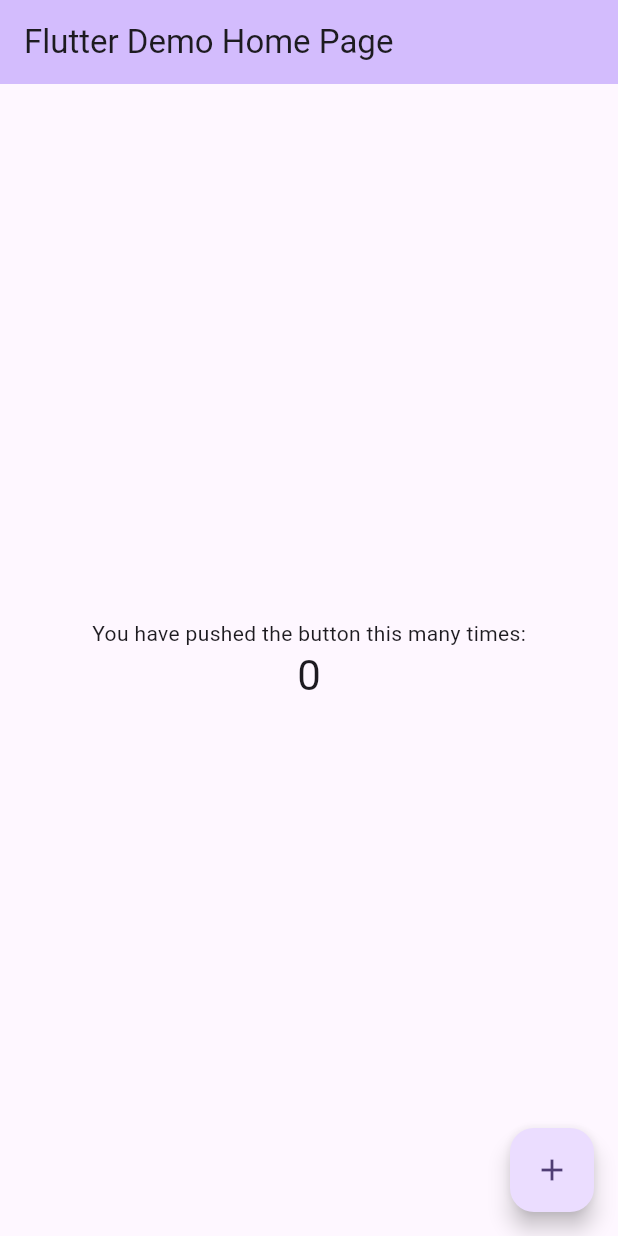
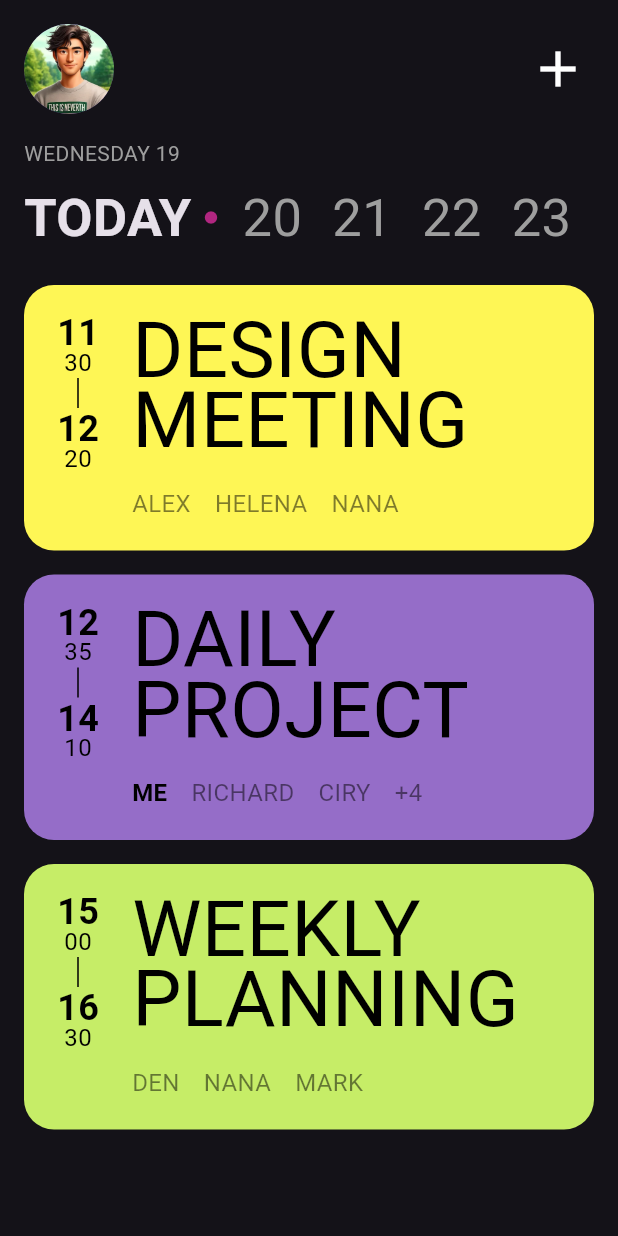
Before and after one commit to DevJJKIM/nomadcoder_challenges, a Flutter app: the screen it shows after launch, on a phone screen of 412 x 824 dp. Run offline on Flutter 3.47's test engine with Material 3 defaults, Android fonts, the phone set to English and light mode, and no system bars.

Commit message:
도전완료

```diff
--- a/lib/main.dart
+++ b/lib/main.dart
@@ -1,4 +1,5 @@
 import 'package:flutter/material.dart';
+import 'package:intl/intl.dart';
 
 void main() {
   runApp(const MyApp());
@@ -7,116 +8,240 @@ void main() {
 class MyApp extends StatelessWidget {
   const MyApp({super.key});
 
-  // This widget is the root of your application.
   @override
   Widget build(BuildContext context) {
-    return MaterialApp(
-      title: 'Flutter Demo',
-      theme: ThemeData(
-        // This is the theme of your application.
-        //
-        // TRY THIS: Try running your application with "flutter run". You'll see
-        // the application has a purple toolbar. Then, without quitting the app,
-        // try changing the seedColor in the colorScheme below to Colors.green
-        // and then invoke "hot reload" (save your changes or press the "hot
-        // reload" button in a Flutter-supported IDE, or press "r" if you used
-        // the command line to start the app).
-        //
-        // Notice that the counter didn't reset back to zero; the application
-        // state is not lost during the reload. To reset the state, use hot
-        // restart instead.
-        //
-        // This works for code too, not just values: Most code changes can be
-        // tested with just a hot reload.
-        colorScheme: ColorScheme.fromSeed(seedColor: Colors.deepPurple),
+    return MaterialApp(theme: ThemeData.dark(), home: HomeScreen());
+  }
+}
+
+class HomeScreen extends StatelessWidget {
+  const HomeScreen({super.key});
+
+  @override
+  Widget build(BuildContext context) {
+    return Scaffold(
+      body: SafeArea(
+        child: Padding(
+          padding: EdgeInsets.symmetric(horizontal: 16.0, vertical: 16.0),
+          child: Column(
+            children: [
+              Row(
+                mainAxisAlignment: MainAxisAlignment.spaceBetween,
+                children: [
+                  CircleAvatar(
+                    radius: 30.0,
+                    backgroundImage: AssetImage('assets/images/profile.webp'),
+                  ),
+                  IconButton(
+                    onPressed: () {
+                      print('Add Button Clicked');
+                    },
+                    icon: Icon(Icons.add, size: 40, color: Colors.white),
+                    padding: EdgeInsets.zero,
+                  ),
+                ],
+              ),
+              SizedBox(height: 16.0),
+              Column(
+                crossAxisAlignment: CrossAxisAlignment.start,
+                children: [
+                  // 현재날짜 표시(MONDAY 16)
+                  Text(
+                    DateFormat('EEEE d').format(DateTime.now()).toUpperCase(),
+                    style: TextStyle(fontSize: 14, color: Colors.grey),
+                  ),
+                  SizedBox(height: 8.0),
+                  // TODAY, 주일 표시
+                  Row(
+                    children: [
+                      Text(
+                        'TODAY',
+                        style: TextStyle(
+                          fontSize: 35,
+                          fontWeight: FontWeight.w600,
+                        ),
+                      ),
+                      SizedBox(width: 8.0),
+                      Icon(Icons.circle, size: 10, color: Color(0xFFB12680)),
+                      SizedBox(width: 16.0),
+                      Expanded(
+                        child: SizedBox(
+                          height: 50,
+                          child: ListView.builder(
+                            scrollDirection: Axis.horizontal,
+                            itemCount: 30,
+                            itemBuilder: (context, index) {
+                              final date = DateTime.now().add(
+                                Duration(days: index + 1),
+                              );
+                              return Padding(
+                                padding: const EdgeInsets.only(right: 20.0),
+                                child: Text(
+                                  DateFormat('d').format(date),
+                                  style: TextStyle(
+                                    fontSize: 35,
+                                    color: Colors.grey,
+                                  ),
+                                ),
+                              );
+                            },
+                          ),
+                        ),
+                      ),
+                    ],
+                  ),
+                  SizedBox(height: 20.0),
+                  ScheduleCard(
+                    title: 'DESIGN\nMEETING',
+                    startTime: '11:30',
+                    endTime: '12:20',
+                    color: Color(0xFFFEF655),
+                    textColor: Colors.black,
+                    members: ['ALEX', 'HELENA', 'NANA'],
+                  ),
+                  SizedBox(height: 16.0),
+                  ScheduleCard(
+                    title: 'DAILY\nPROJECT',
+                    startTime: '12:35',
+                    endTime: '14:10',
+                    color: Color(0xFF956DC8),
+                    textColor: Colors.black,
+                    members: ['ME', 'RICHARD', 'CIRY', '+4'],
+                  ),
+                  SizedBox(height: 16.0),
+                  ScheduleCard(
+                    title: 'WEEKLY\nPLANNING',
+                    startTime: '15:00',
+                    endTime: '16:30',
+                    color: Color(0xFFC6ED67),
+                    textColor: Colors.black,
+                    members: ['DEN', 'NANA', 'MARK'],
+                  ),
+                ],
+              ),
+            ],
+          ),
+        ),
       ),
-      home: const MyHomePage(title: 'Flutter Demo Home Page'),
     );
   }
 }
 
-class MyHomePage extends StatefulWidget {
-  const MyHomePage({super.key, required this.title});
+class ScheduleCard extends StatelessWidget {
+  final String title, startTime, endTime;
+  final Color color;
+  final Color textColor;
+  final List<String> members;
 
-  // This widget is the home page of your application. It is stateful, meaning
-  // that it has a State object (defined below) that contains fields that affect
-  // how it looks.
-
-  // This class is the configuration for the state. It holds the values (in this
-  // case the title) provided by the parent (in this case the App widget) and
-  // used by the build method of the State. Fields in a Widget subclass are
-  // always marked "final".
-
-  final String title;
-
-  @override
-  State<MyHomePage> createState() => _MyHomePageState();
-}
-
-class _MyHomePageState extends State<MyHomePage> {
-  int _counter = 0;
-
-  void _incrementCounter() {
-    setState(() {
-      // This call to setState tells the Flutter framework that something has
-      // changed in this State, which causes it to rerun the build method below
-      // so that the display can reflect the updated values. If we changed
-      // _counter without calling setState(), then the build method would not be
-      // called again, and so nothing would appear to happen.
-      _counter++;
-    });
-  }
+  const ScheduleCard({
+    super.key,
+    required this.title,
+    required this.startTime,
+    required this.endTime,
+    required this.color,
+    required this.textColor,
+    required this.members,
+  });
 
   @override
   Widget build(BuildContext context) {
-    // This method is rerun every time setState is called, for instance as done
-    // by the _incrementCounter method above.
-    //
-    // The Flutter framework has been optimized to make rerunning build methods
-    // fast, so that you can just rebuild anything that needs updating rather
-    // than having to individually change instances of widgets.
-    return Scaffold(
-      appBar: AppBar(
-        // TRY THIS: Try changing the color here to a specific color (to
-        // Colors.amber, perhaps?) and trigger a hot reload to see the AppBar
-        // change color while the other colors stay the same.
-        backgroundColor: Theme.of(context).colorScheme.inversePrimary,
-        // Here we take the value from the MyHomePage object that was created by
-        // the App.build method, and use it to set our appbar title.
-        title: Text(widget.title),
+    return Container(
+      padding: EdgeInsets.symmetric(horizontal: 16.0, vertical: 20.0),
+      decoration: BoxDecoration(
+        color: color,
+        borderRadius: BorderRadius.circular(20.0),
       ),
-      body: Center(
-        // Center is a layout widget. It takes a single child and positions it
-        // in the middle of the parent.
-        child: Column(
-          // Column is also a layout widget. It takes a list of children and
-          // arranges them vertically. By default, it sizes itself to fit its
-          // children horizontally, and tries to be as tall as its parent.
-          //
-          // Column has various properties to control how it sizes itself and
-          // how it positions its children. Here we use mainAxisAlignment to
-          // center the children vertically; the main axis here is the vertical
-          // axis because Columns are vertical (the cross axis would be
-          // horizontal).
-          //
-          // TRY THIS: Invoke "debug painting" (choose the "Toggle Debug Paint"
-          // action in the IDE, or press "p" in the console), to see the
-          // wireframe for each widget.
-          mainAxisAlignment: MainAxisAlignment.center,
-          children: <Widget>[
-            const Text('You have pushed the button this many times:'),
-            Text(
-              '$_counter',
-              style: Theme.of(context).textTheme.headlineMedium,
+      child: Column(
+        children: [
+          Row(
+            crossAxisAlignment: CrossAxisAlignment.start,
+            children: [
+              SizedBox(
+                width: 40.0,
+                child: Column(
+                  children: [
+                    Text(
+                      startTime.split(':')[0],
+                      style: TextStyle(
+                        color: Colors.black,
+                        fontSize: 24,
+                        height: 1.0,
+                        fontWeight: FontWeight.w600,
+                      ),
+                    ),
+                    Text(
+                      startTime.split(':')[1],
+                      style: TextStyle(
+                        color: Colors.black,
+                        height: 1.0,
+                        fontSize: 16,
+                      ),
+                    ),
+                    Container(
+                      margin: EdgeInsets.symmetric(vertical: 2),
+                      width: 1,
+                      height: 20,
+                      color: Colors.black,
+                    ),
+                    Text(
+                      endTime.split(':')[0],
+                      style: TextStyle(
+                        color: Colors.black,
+                        fontSize: 24,
+                        fontWeight: FontWeight.w600,
+                        height: 1.0,
+                      ),
+                    ),
+                    Text(
+                      endTime.split(':')[1],
+                      style: TextStyle(
+                        color: Colors.black,
+                        fontSize: 16,
+                        height: 1.0,
+                      ),
+                    ),
+                  ],
+                ),
+              ),
+              SizedBox(width: 16.0),
+              Text(
+                title,
+                style: TextStyle(
+                  fontSize: 52,
+                  height: 0.9,
+                  fontWeight: FontWeight.w400,
+                  color: Colors.black,
+                ),
+              ),
+            ],
+          ),
+          SizedBox(height: 10),
+          Padding(
+            padding: const EdgeInsets.only(left: 56.0),
+            child: Row(
+              children: [
+                ...members.map((name) {
+                  return Padding(
+                    padding: const EdgeInsets.only(right: 16.0),
+                    child: Text(
+                      name,
+                      style: TextStyle(
+                        fontSize: 16,
+                        color:
+                            name == 'ME'
+                                ? textColor
+                                : Colors.black.withValues(alpha: 0.5),
+                        fontWeight:
+                            name == 'ME' ? FontWeight.w600 : FontWeight.w400,
+                      ),
+                    ),
+                  );
+                }),
+              ],
             ),
-          ],
-        ),
+          ),
+        ],
       ),
-      floatingActionButton: FloatingActionButton(
-        onPressed: _incrementCounter,
-        tooltip: 'Increment',
-        child: const Icon(Icons.add),
-      ), // This trailing comma makes auto-formatting nicer for build methods.
     );
   }
 }
--- a/pubspec.yaml
+++ b/pubspec.yaml
@@ -31,9 +31,11 @@ dependencies:
   flutter:
     sdk: flutter
 
+
   # The following adds the Cupertino Icons font to your application.
   # Use with the CupertinoIcons class for iOS style icons.
   cupertino_icons: ^1.0.8
+  intl: ^0.20.2
 
 dev_dependencies:
   flutter_test:
@@ -61,6 +63,9 @@ flutter:
   # assets:
   #   - images/a_dot_burr.jpeg
   #   - images/a_dot_ham.jpeg
+  assets:
+    - assets/images/
+
 
   # An image asset can refer to one or more resolution-specific "variants", see
   # https://flutter.dev/to/resolution-aware-images
```
Also changed, not shown: assets/images/profile.webp (added), docs/image.png (added), pubspec.lock, 1 other file.
